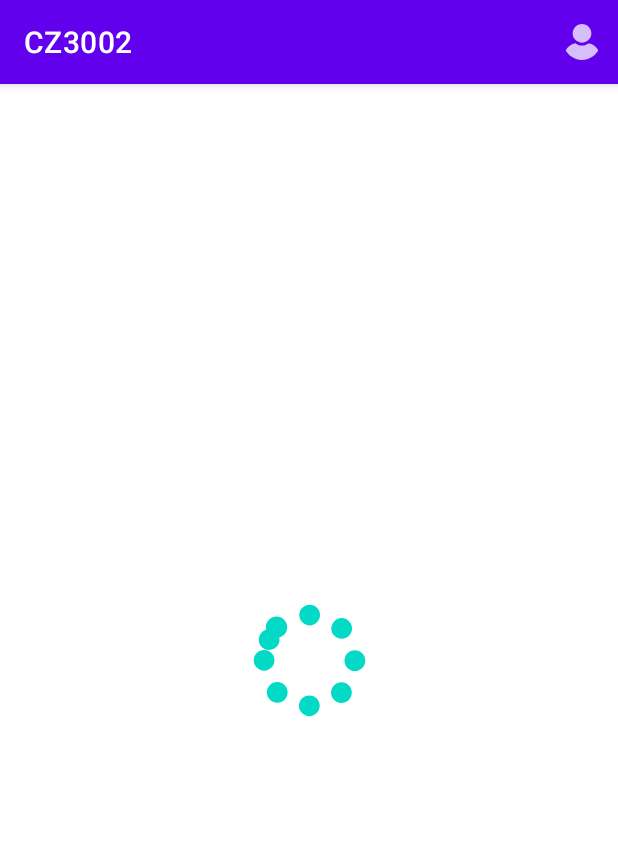
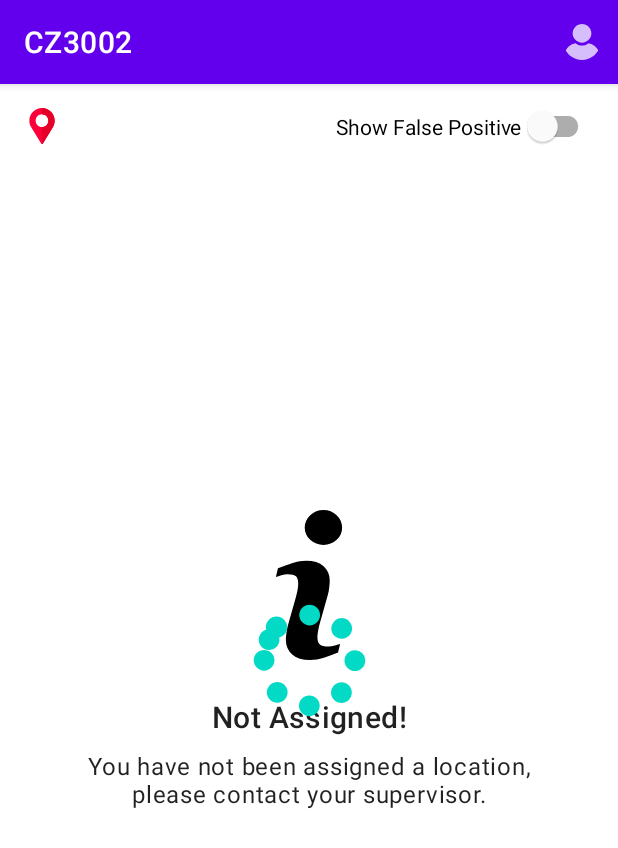
Before and after one commit to SebastianLiando/CZ3002, an Android app: the ViolationsFragment screen opened directly, with no data from a screen before it, on a phone screen of 412 x 824 dp. Shown: the top 848 px of the screen. Run offline under Robolectric (Android 15) with nearby library versions, the phone set to English and light mode, and no system bars; our stand-ins replace Dagger/Hilt's generated code, Firebase (no records; nobody signed in at launch, a user with empty details on screens opened directly), Timber, data binding, navigation-ui; 3 statements that could not run were skipped.

Commit message:
Show or hide false positives

```diff
--- a/frontend/app/src/main/java/com/guavas/cz3002/ui/violation/ViolationsFragment.kt
+++ b/frontend/app/src/main/java/com/guavas/cz3002/ui/violation/ViolationsFragment.kt
@@ -5,7 +5,6 @@ import android.graphics.Color
 import android.os.Build
 import android.os.Bundle
 import android.view.View
-import androidx.core.view.children
 import androidx.fragment.app.activityViewModels
 import androidx.fragment.app.viewModels
 import androidx.lifecycle.lifecycleScope
@@ -99,7 +98,7 @@ class ViolationsFragment : GuardedFragment<FragmentViolationsBinding>() {
         binding.root.doOnGlobalLayout { root ->
             val recyclerView = binding.recyclerViewViolations
             val parentWidth = root.width
-            val itemWidth = recyclerView.children.firstOrNull()?.width ?: parentWidth
+            val itemWidth = 1000 //recyclerView.children.firstOrNull()?.width ?: parentWidth
             Timber.d("Parent width: $parentWidth")
             Timber.d("Recycler item width: $itemWidth")
 
--- a/frontend/app/src/main/java/com/guavas/cz3002/ui/violation/ViolationsFragmentViewModel.kt
+++ b/frontend/app/src/main/java/com/guavas/cz3002/ui/violation/ViolationsFragmentViewModel.kt
@@ -7,10 +7,7 @@ import com.guavas.cz3002.data.violation.Violation
 import com.guavas.cz3002.data.violation.ViolationRepository
 import dagger.hilt.android.lifecycle.HiltViewModel
 import kotlinx.coroutines.ExperimentalCoroutinesApi
-import kotlinx.coroutines.flow.MutableStateFlow
-import kotlinx.coroutines.flow.flatMapLatest
-import kotlinx.coroutines.flow.flowOf
-import kotlinx.coroutines.flow.map
+import kotlinx.coroutines.flow.*
 import javax.inject.Inject
 
 @HiltViewModel
@@ -27,7 +24,7 @@ class ViolationsFragmentViewModel @Inject constructor(
         _isLoading.value = loading
     }
 
-    private val _assignedLocation: MutableStateFlow<String> = MutableStateFlow("")
+    private val _assignedLocation = MutableStateFlow("")
     val assignedLocation = _assignedLocation.asLiveData()
 
     /** Returns `true` if the security guard is assigned a location*/
@@ -37,19 +34,32 @@ class ViolationsFragmentViewModel @Inject constructor(
         _assignedLocation.value = location
     }
 
-    /** Contains violations of the assigned location. Violation is null means that the security guard
-     * is not assigned to any location. Empty list means that there is no violation. */
-    val violations = _assignedLocation.flatMapLatest { location ->
+    private val _showFalsePositive = MutableStateFlow(false)
+
+    fun setShowFalsePositive(show: Boolean) {
+        _showFalsePositive.value = show
+    }
+
+    private val allViolations = _assignedLocation.flatMapLatest { location ->
         if (location.isBlank()) {
             flowOf(null)
         } else {
             violationRepo.getViolations(location)
-                .map { list ->
-                    list.sortedByDescending { it.timestamp }
-                        .sortedBy { it.isVerified }
-                }
         }
     }
+
+    /** Contains violations of the assigned location. Violation is null means that the security guard
+     * is not assigned to any location. Empty list means that there is no violation. */
+    val violations =
+        allViolations.combine(_showFalsePositive) { listViolations, withFalsePositive ->
+            if (withFalsePositive) {
+                listViolations
+            } else {
+                listViolations?.filter { !it.isFalsePositive }
+            }?.sortedByDescending { it.timestamp }
+                ?.sortedBy { it.isVerified }
+
+        }
 
     fun loadImage(violation: Violation, image: ImageView) {
         violationRepo.loadViolationImage(view = image, violation = violation)
--- a/frontend/app/src/main/res/layout/fragment_violations.xml
+++ b/frontend/app/src/main/res/layout/fragment_violations.xml
@@ -78,7 +78,7 @@
         <androidx.constraintlayout.widget.Group
             android:layout_width="0dp"
             android:layout_height="0dp"
-            app:constraint_referenced_ids="imageLocation,textLocation,recyclerViewViolations"
+            app:constraint_referenced_ids="imageLocation,textLocation,recyclerViewViolations,switchFalsePositive"
             app:isVisible="@{fragment.viewModel.isAssignedLocation &amp;&amp; !fragment.viewModel.isLoading}" />
 
         <ImageView
@@ -107,8 +107,8 @@
         <androidx.recyclerview.widget.RecyclerView
             android:id="@+id/recyclerViewViolations"
             android:layout_width="wrap_content"
+            android:layout_height="0dp"
             android:layout_gravity="center_horizontal"
-            android:layout_height="0dp"
             android:layout_marginTop="16dp"
             android:scrollbars="vertical"
             app:layout_constraintBottom_toBottomOf="parent"
@@ -116,5 +116,15 @@
             app:layout_constraintStart_toStartOf="parent"
             app:layout_constraintTop_toBottomOf="@id/imageLocation" />
 
+        <com.google.android.material.switchmaterial.SwitchMaterial
+            android:id="@+id/switchFalsePositive"
+            android:layout_width="wrap_content"
+            android:layout_height="wrap_content"
+            android:text="@string/button_show_rejected"
+            app:layout_constraintBottom_toBottomOf="@id/imageLocation"
+            app:layout_constraintEnd_toEndOf="parent"
+            app:layout_constraintTop_toTopOf="@id/imageLocation"
+            app:onCheckedChangeListener="@{(v, c) -> fragment.viewModel.setShowFalsePositive(c)}" />
+
     </androidx.constraintlayout.widget.ConstraintLayout>
 </layout>
--- a/frontend/app/src/main/res/values/strings.xml
+++ b/frontend/app/src/main/res/values/strings.xml
@@ -22,6 +22,7 @@
     <string name="button_logout">Sign Out</string>
     <string name="button_approve">Approve</string>
     <string name="button_reject">Reject</string>
+    <string name="button_show_rejected">Show False Positive</string>
 
     <string name="snack_bar_login_failed">Failed to login! Please try again</string>
 
```
Also changed, not shown: frontend/app/src/main/res/layout/item_violation.xml (+11 -31 lines).
